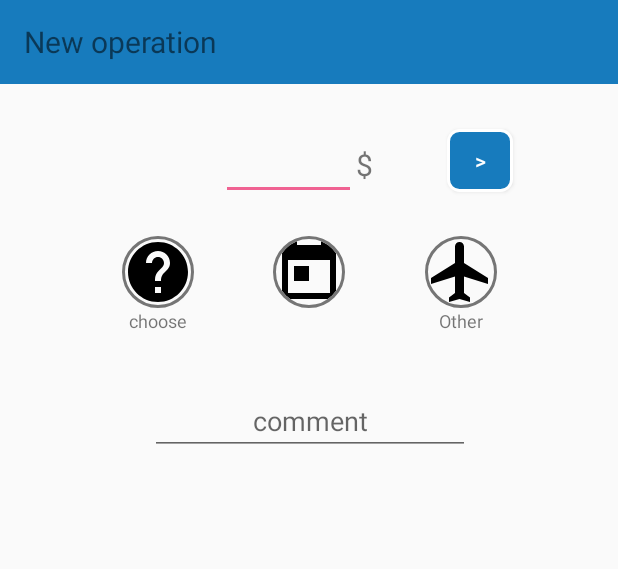
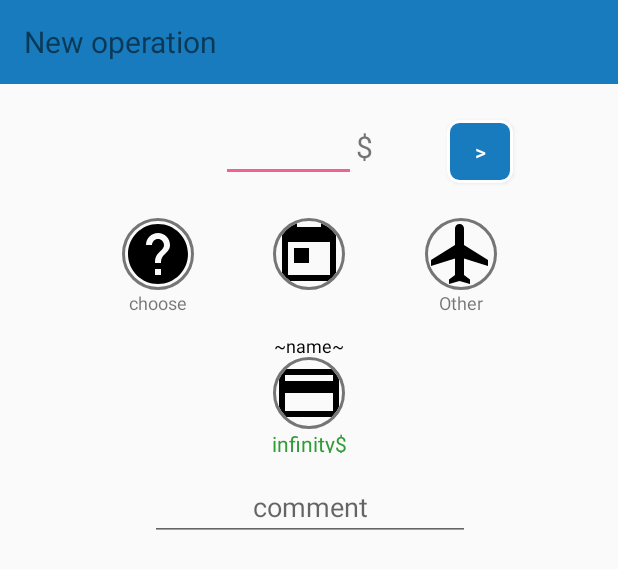
Before and after one commit to Gammanik/FinanceTracker, an Android app: the layout fragment_add_operation.xml on its own in the app's theme, with its tools: preview values and no code run, on a phone screen of 412 x 824 dp. Shown: the top 569 px of the screen. Run offline under Robolectric (Android 15) with nearby library versions, the light colour scheme and no system bars; plain views replace MaterialEditText.

Commit message:
3: wallet chooser in addOperationFragment

```diff
--- a/app/src/main/java/io/github/meliphant/financetracker/ui/addoperation/AddOperationView.kt
+++ b/app/src/main/java/io/github/meliphant/financetracker/ui/addoperation/AddOperationView.kt
@@ -8,4 +8,5 @@ interface AddOperationView: MvpView {
     fun onOperationSaved()
     fun onWalletLoaded(wallet: Wallet)
     fun onWalletLoadedError()
+    fun expandChooseWallets(list: List<Wallet>)
 }
--- a/app/src/main/res/layout/fragment_add_operation.xml
+++ b/app/src/main/res/layout/fragment_add_operation.xml
@@ -19,7 +19,6 @@
             android:layout_height="wrap_content"
             android:text="@string/add_operation_screen_name"
             android:textSize="20sp"/>
-
     </android.support.v7.widget.Toolbar>
 
     <LinearLayout
@@ -28,7 +27,7 @@
         android:layout_height="wrap_content"
         android:layout_marginEnd="8dp"
         android:layout_marginStart="8dp"
-        android:layout_marginTop="32dp"
+        android:layout_marginTop="20dp"
         app:layout_constraintEnd_toEndOf="parent"
         app:layout_constraintHorizontal_bias="0.501"
         app:layout_constraintStart_toStartOf="parent"
@@ -131,7 +130,7 @@
         android:layout_height="wrap_content"
         android:layout_marginEnd="8dp"
         android:layout_marginStart="8dp"
-        android:layout_marginTop="36dp"
+        android:layout_marginTop="12dp"
         android:ems="10"
         android:gravity="center"
         android:hint="comment"
@@ -139,7 +138,7 @@
         app:layout_constraintEnd_toEndOf="parent"
         app:layout_constraintHorizontal_bias="0.503"
         app:layout_constraintStart_toStartOf="parent"
-        app:layout_constraintTop_toBottomOf="@+id/rl_buttons" />
+        app:layout_constraintTop_toBottomOf="@+id/frameLayout" />
 
     <Button
         android:id="@+id/btn_save_operation"
@@ -158,7 +157,25 @@
         app:layout_constraintStart_toEndOf="@+id/linearLayout"
         app:layout_constraintTop_toBottomOf="@+id/toolbar" />
 
+    <FrameLayout
+        android:id="@+id/frameLayout"
+        android:layout_width="wrap_content"
+        android:layout_height="wrap_content"
+        android:layout_marginEnd="8dp"
+        android:layout_marginStart="8dp"
+        android:layout_marginTop="8dp"
+        app:layout_constraintEnd_toEndOf="parent"
+        app:layout_constraintHorizontal_bias="0.501"
+        app:layout_constraintStart_toStartOf="parent"
+        app:layout_constraintTop_toBottomOf="@+id/rl_buttons">
 
+        <android.support.v7.widget.RecyclerView
+            android:id="@+id/rv_wallets_choose"
+            android:layout_width="wrap_content"
+            android:layout_height="85dp"
+            android:orientation="horizontal"
+            tools:listitem="@layout/item_choose_wallet" />
+    </FrameLayout>
 
 
 </android.support.constraint.ConstraintLayout>
--- /dev/null
+++ b/app/src/main/res/layout/item_choose_wallet.xml
@@ -0,0 +1,41 @@
+<?xml version="1.0" encoding="utf-8"?>
+<RelativeLayout xmlns:android="http://schemas.android.com/apk/res/android"
+    xmlns:app="http://schemas.android.com/apk/res-auto"
+    android:layout_width="75dp"
+    android:layout_height="80dp"
+    android:layout_margin="4dp">
+
+
+    <TextView
+        android:id="@+id/wallet_name"
+        android:layout_width="wrap_content"
+        android:layout_height="wrap_content"
+        android:layout_above="@+id/wallet_icon"
+        android:layout_centerInParent="true"
+        android:text="~name~"
+        android:textColor="#000"
+        android:textSize="12sp" />
+
+
+    <de.hdodenhof.circleimageview.CircleImageView
+        android:id="@+id/wallet_icon"
+        android:layout_width="@dimen/icon_size"
+        android:layout_height="@dimen/icon_size"
+        android:layout_centerInParent="true"
+        android:scaleType="centerCrop"
+        app:civ_border_color="@color/colorImgBorder"
+        app:civ_border_width="2dp"
+        app:srcCompat="@drawable/wallet_wlcard" />
+
+    <TextView
+        android:id="@+id/wallet_amount"
+        android:layout_width="wrap_content"
+        android:layout_height="wrap_content"
+        android:layout_alignParentBottom="true"
+        android:layout_below="@id/wallet_icon"
+        android:layout_centerInParent="true"
+        android:text="infinity$"
+        android:textColor="@color/colorWalletAmount"
+        android:textSize="14sp" />
+
+</RelativeLayout>
```
Also changed, not shown: app/src/main/java/io/github/meliphant/financetracker/data/AppDb.kt (+9 -5 lines), app/src/main/java/io/github/meliphant/financetracker/ui/addoperation/AddOperationFragment.kt (+48 -5 lines), app/src/main/java/io/github/meliphant/financetracker/ui/addoperation/AddOperationPresenter.kt (+7 -0 lines), app/src/main/java/io/github/meliphant/financetracker/ui/addoperation/adapter/ChooseWalletAdapter.kt (added, +67 -0 lines).
